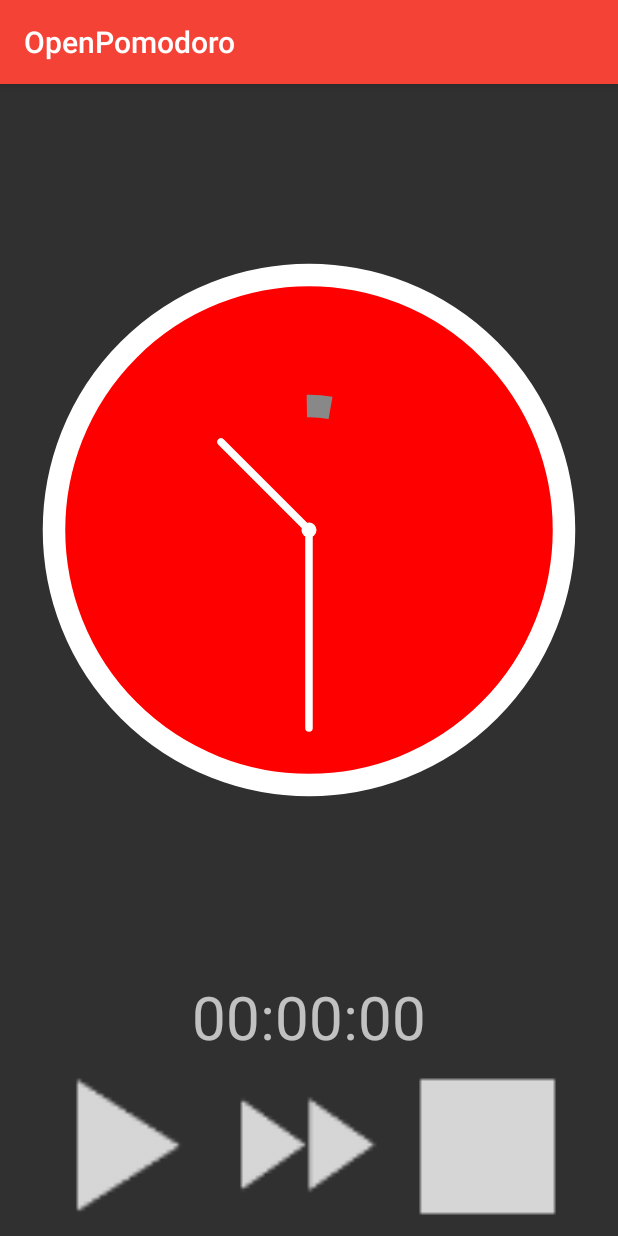
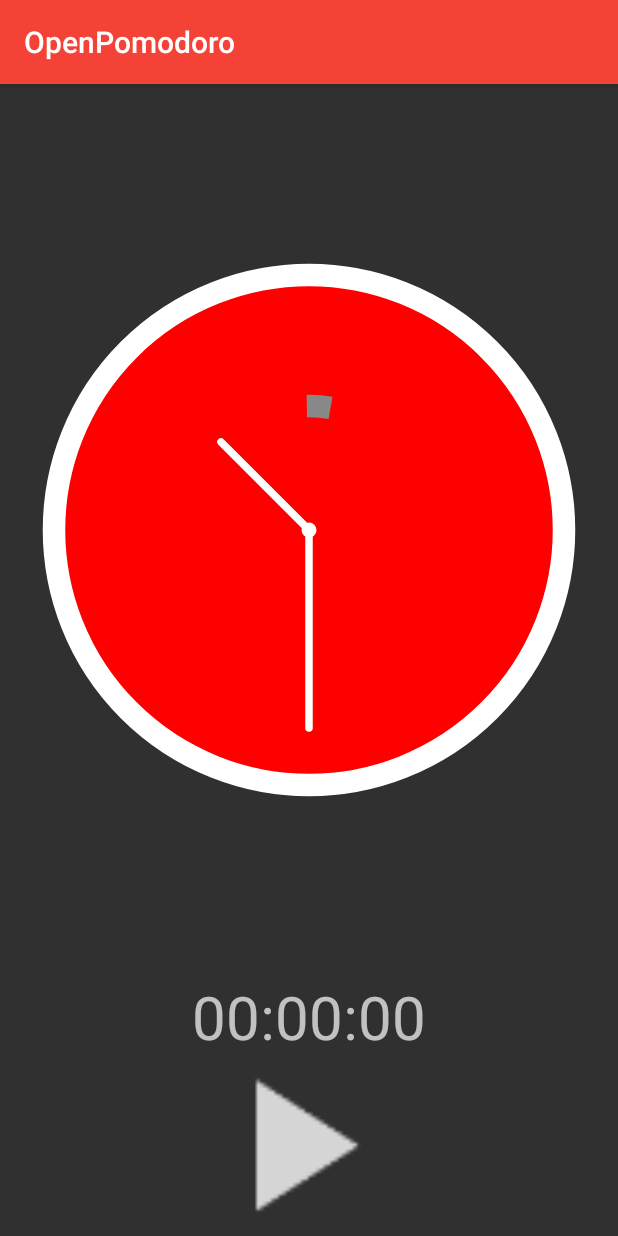
Before and after one commit to dielsonsales/OpenPomodoro, an Android app: the screen it shows after launch (MainActivity), on a phone screen of 412 x 824 dp. Run offline under Robolectric (Android 15) with nearby library versions, the phone set to English and light mode, and no system bars; 3 statements that could not run were skipped.

Commit message:
Showing buttons according to the pomodoro status
i.e. idle state shows a play button, while the running state shows
skip and stop buttons.

```diff
--- a/app/src/main/java/me/dielsonsales/app/openpomodoro/MainActivity.java
+++ b/app/src/main/java/me/dielsonsales/app/openpomodoro/MainActivity.java
@@ -32,6 +32,9 @@ public class MainActivity extends AppCompatActivity {
 
     // UI Components -----------------------------------------------------------
     private TextView mCountdownText;
+    ImageView mPlayButton;
+    ImageView mSkipButton;
+    ImageView mStopButton;
 
     @Override
     protected void onCreate(Bundle savedInstanceState) {
@@ -47,8 +50,8 @@ public class MainActivity extends AppCompatActivity {
         mCountdownText = (TextView) findViewById(R.id.countdownText);
 
         // Play button
-        ImageView playButton = (ImageView) findViewById(R.id.play_button);
-        playButton.setOnClickListener(new View.OnClickListener() {
+        mPlayButton = (ImageView) findViewById(R.id.play_button);
+        mPlayButton.setOnClickListener(new View.OnClickListener() {
             @Override
             public void onClick(View v) {
                 if (mIsBound) {
@@ -58,8 +61,8 @@ public class MainActivity extends AppCompatActivity {
         });
 
         // Skip button
-        ImageView skipButton = (ImageView) findViewById(R.id.skip_button);
-        skipButton.setOnClickListener(new View.OnClickListener() {
+        mSkipButton = (ImageView) findViewById(R.id.skip_button);
+        mSkipButton.setOnClickListener(new View.OnClickListener() {
             @Override
             public void onClick(View v) {
                 if (mIsBound) {
@@ -69,8 +72,8 @@ public class MainActivity extends AppCompatActivity {
         });
 
         // Stop button
-        ImageView stopButton = (ImageView) findViewById(R.id.stop_button);
-        stopButton.setOnClickListener(new View.OnClickListener() {
+        mStopButton = (ImageView) findViewById(R.id.stop_button);
+        mStopButton.setOnClickListener(new View.OnClickListener() {
             @Override
             public void onClick(View v) {
                 if (mIsBound) {
@@ -108,6 +111,7 @@ public class MainActivity extends AppCompatActivity {
         if (!mService.isRunning()) {
             Intent intent = new Intent(this, PomodoroService.class);
             startService(intent);
+            enableRunningButtons();
         }
     }
 
@@ -121,7 +125,26 @@ public class MainActivity extends AppCompatActivity {
         if (mService.isRunning()) {
             mService.stopPomodoro();
             resetClock();
+            disableRunningButtons();
         }
+    }
+
+    private void resetClock() {
+        mClockFragment.setDuration(null);
+        mCountdownText.setText("00:00:00");
+        mClockFragment.updateClock();
+    }
+
+    private void enableRunningButtons() {
+        mPlayButton.setVisibility(View.GONE);
+        mSkipButton.setVisibility(View.VISIBLE);
+        mStopButton.setVisibility(View.VISIBLE);
+    }
+
+    private void disableRunningButtons() {
+        mPlayButton.setVisibility(View.VISIBLE);
+        mSkipButton.setVisibility(View.GONE);
+        mStopButton.setVisibility(View.GONE);
     }
 
     /**
@@ -148,12 +171,6 @@ public class MainActivity extends AppCompatActivity {
         mClockFragment.updateClock();
     }
 
-    private void resetClock() {
-        mClockFragment.setDuration(null);
-        mCountdownText.setText("00:00:00");
-        mClockFragment.updateClock();
-    }
-
     // Service connection ------------------------------------------------------
 
     private ServiceConnection mConnection = new ServiceConnection() {
@@ -171,6 +188,9 @@ public class MainActivity extends AppCompatActivity {
                     updateUI(bundle);
                 }
             });
+            if (mService.isRunning()) {
+                enableRunningButtons();
+            }
         }
 
         @Override
--- a/app/src/main/res/layout/activity_main.xml
+++ b/app/src/main/res/layout/activity_main.xml
@@ -46,15 +46,10 @@
         android:layout_gravity="center_horizontal"
         android:layout_weight="4">
         <ImageView
-            android:id="@+id/play_button"
-            android:src="@drawable/button_play"
-            android:clickable="true"
-            android:layout_width="wrap_content"
-            android:layout_height="match_parent"
-            android:scaleType="fitCenter"
-            android:adjustViewBounds="true"/>
-        <ImageView
             android:id="@+id/skip_button"
+            android:visibility="gone"
+            android:paddingLeft="20dp"
+            android:paddingRight="20dp"
             android:src="@drawable/button_skip"
             android:clickable="true"
             android:layout_width="wrap_content"
@@ -62,7 +57,21 @@
             android:scaleType="fitCenter"
             android:adjustViewBounds="true"/>
         <ImageView
+            android:id="@+id/play_button"
+            android:paddingLeft="20dp"
+            android:paddingRight="20dp"
+            android:src="@drawable/button_play"
+            android:clickable="true"
+            android:layout_width="wrap_content"
+            android:layout_height="match_parent"
+            android:scaleType="fitCenter"
+            android:adjustViewBounds="true"/>
+
+        <ImageView
             android:id="@+id/stop_button"
+            android:visibility="gone"
+            android:paddingLeft="20dp"
+            android:paddingRight="20dp"
             android:src="@drawable/button_stop"
             android:clickable="true"
             android:layout_width="wrap_content"
```
